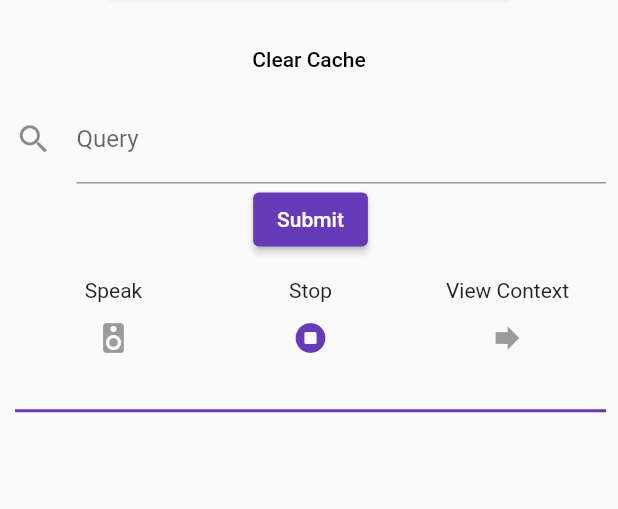
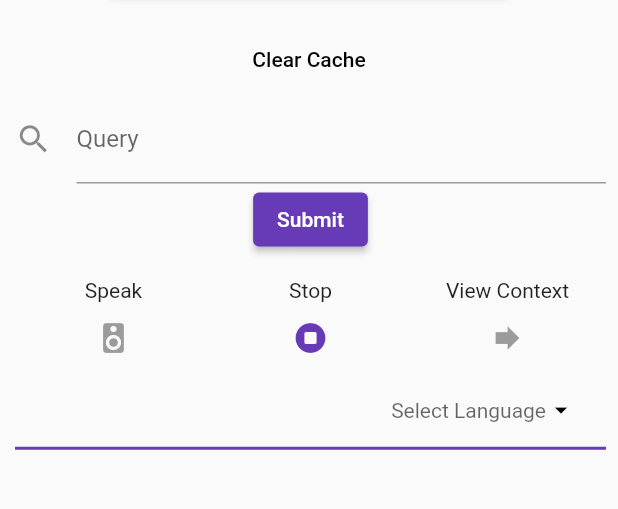
Before and after one commit to amanverma685/Elasticsearch-app, a Flutter app: the screen it shows after launch, item 3 of the bottom bar chosen, on a phone screen of 412 x 824 dp, the part 562-1071 px from its top. Run offline on Flutter 3.47's test engine with Material 2 defaults, Android fonts, the phone set to English and light mode, and no system bars; drawn by our look-alikes of carousel_slider; our stand-ins replace animated_text_kit, file_picker, flutter_tts, modal_progress_hud, open_file; missing offline and left inert: syncfusion_flutter_pdf, translator.

Commit message:
Index_and_Ask.dart file added

```diff
--- a/lib/FilePick_and_Upload.dart
+++ b/lib/FilePick_and_Upload.dart
@@ -3,6 +3,7 @@ import 'dart:io';
 import 'package:carousel_slider/carousel_slider.dart';
 import 'package:flutter/cupertino.dart';
 import 'package:modal_progress_hud/modal_progress_hud.dart';
+import 'package:translator/translator.dart';
 
 import 'AdobeBertModel.dart';
 import 'package:file_picker/file_picker.dart';
@@ -22,6 +23,8 @@ class FilePickerElasticSearch extends StatefulWidget {
 }
 
 class _FilePickerElasticSearchState extends State<FilePickerElasticSearch> {
+  final translator = GoogleTranslator();
+
   void filePickerPickFile() async {
     buttonData = "Upload Done Press here to Upload PDF again";
     var result = await FilePicker.platform.pickFiles(
@@ -41,6 +44,7 @@ class _FilePickerElasticSearchState extends State<FilePickerElasticSearch> {
     }
   }
 
+  String dropDownTitle = "Select Language";
   final flutterTts = FlutterTts();
 
   void speak() async {
@@ -49,6 +53,11 @@ class _FilePickerElasticSearchState extends State<FilePickerElasticSearch> {
 
   void stopSpeak() async {
     await flutterTts.stop();
+  }
+
+  Future<String> translateIntoDesiredForm(String to) async {
+    var translation = await translator.translate(answerData, to: to);
+    return translation.text;
   }
 
   bool isEnabled = false;
@@ -287,10 +296,92 @@ class _FilePickerElasticSearchState extends State<FilePickerElasticSearch> {
                                   ],
                                 ),
                               ),
-                              Text(
-                                inputQuery,
-                                style: TextStyle(
-                                    fontSize: 20, fontWeight: FontWeight.bold),
+                              Row(
+                                mainAxisAlignment:
+                                    MainAxisAlignment.spaceBetween,
+                                children: [
+                                  Text(
+                                    inputQuery,
+                                    style: TextStyle(
+                                        fontSize: 20,
+                                        fontWeight: FontWeight.bold),
+                                  ),
+                                  Padding(
+                                    padding: const EdgeInsets.only(right: 20),
+                                    child: DropdownButton<String>(
+                                      dropdownColor: Colors.deepPurple,
+                                      style: TextStyle(color: Colors.white),
+                                      iconEnabledColor: Colors.black,
+                                      icon: Icon(Icons.arrow_drop_down),
+                                      iconSize: 20,
+                                      underline: SizedBox(),
+                                      hint: Text(dropDownTitle),
+                                      items: <String>[
+                                        'German',
+                                        'Italian',
+                                        'Chinese',
+                                        'Spanish',
+                                        'English',
+                                        'Hindi',
+                                        'Dutch',
+                                        'Urdu',
+                                        'Russian'
+                                      ].map((String value) {
+                                        return DropdownMenuItem<String>(
+                                          value: value,
+                                          child: new Text(value),
+                                        );
+                                      }).toList(),
+                                      onChanged: (String value) async {
+                                        dropDownTitle = value;
+
+                                        if (value == "Spanish") {
+                                          answerData =
+                                              await translateIntoDesiredForm(
+                                                  'es');
+                                        } else if (value == "Italian") {
+                                          answerData =
+                                              await translateIntoDesiredForm(
+                                                  'it');
+                                        } else if (value == "Hindi") {
+                                          answerData =
+                                              await translateIntoDesiredForm(
+                                                  'hi');
+                                        } else if (value == "Dutch") {
+                                          answerData =
+                                              await translateIntoDesiredForm(
+                                                  'nl');
+                                        } else if (value == "German") {
+                                          answerData =
+                                              await translateIntoDesiredForm(
+                                                  'de');
+                                        } else if (value == "Chinese") {
+                                          translator.baseUrl =
+                                              "translate.google.cn";
+                                          var translated = await translator
+                                              .translate(answerData,
+                                                  to: 'zh-cn');
+                                          answerData = translated.text;
+                                        } else if (value == "English") {
+                                          answerData =
+                                              await translateIntoDesiredForm(
+                                                  'en');
+                                        } else if (value == "Russian") {
+                                          answerData =
+                                              await translateIntoDesiredForm(
+                                                  'ru');
+                                        } else if (value == "Urdu") {
+                                          answerData =
+                                              await translateIntoDesiredForm(
+                                                  'ur');
+                                        }
+
+                                        setState(() {});
+                                        print(value);
+                                      },
+                                    ),
+                                  )
+                                ],
                               ),
                               Divider(
                                 height: 3,
--- a/pubspec.yaml
+++ b/pubspec.yaml
@@ -10,6 +10,7 @@ dependencies:
   flutter:
     sdk: flutter
   http: ^0.13.3
+  translator: ^0.1.7
   path_provider: ^2.0.2
   file_picker: ^3.0.2+2
   flutter_tts: ^3.1.0
```
